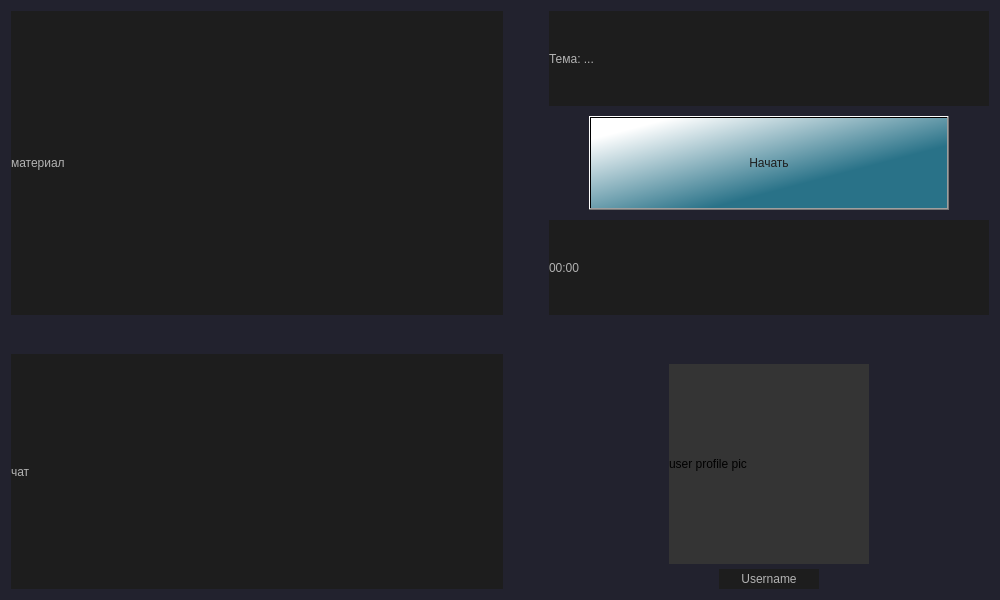
Before: the Qt Designer form Client/jeducation-v0.1/learning.ui in Avedik/Desktop-application-IEducation, drawn with Qt 5.
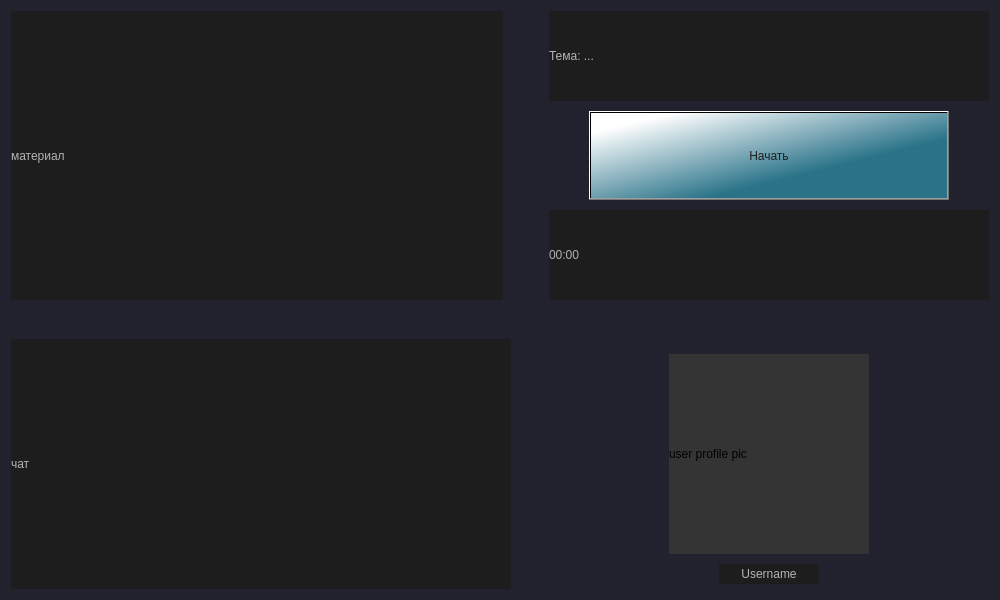
After: the same form once the commit is applied.

What changed in the file:
```diff
--- a/Client/jeducation-v0.1/learning.ui
+++ b/Client/jeducation-v0.1/learning.ui
@@ -13,7 +13,7 @@
   <property name="minimumSize">
    <size>
     <width>800</width>
-    <height>0</height>
+    <height>600</height>
    </size>
   </property>
   <property name="windowTitle">
@@ -30,6 +30,12 @@
     <layout class="QVBoxLayout" name="verticalLayout_3">
      <item>
       <widget class="QLabel" name="label_4">
+       <property name="minimumSize">
+        <size>
+         <width>500</width>
+         <height>250</height>
+        </size>
+       </property>
        <property name="styleSheet">
         <string notr="true">background-color: rgb(29, 29, 29);
 color: rgb(179, 179, 179);
```
